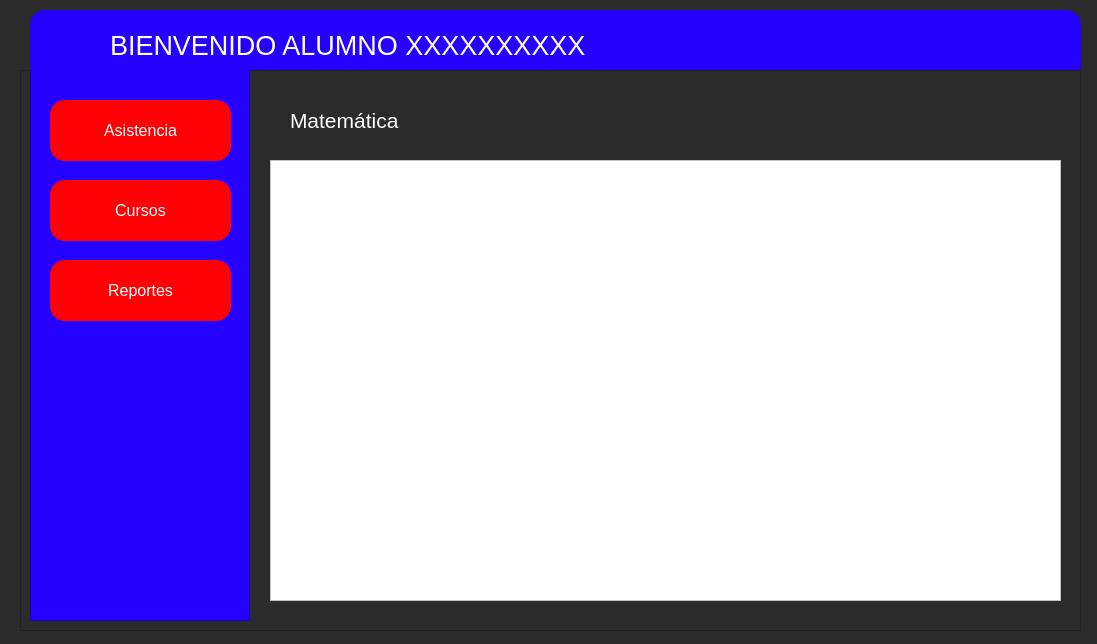
Qt form entrar.ui (Giavic/Taller_de_software_TF) before a commit.
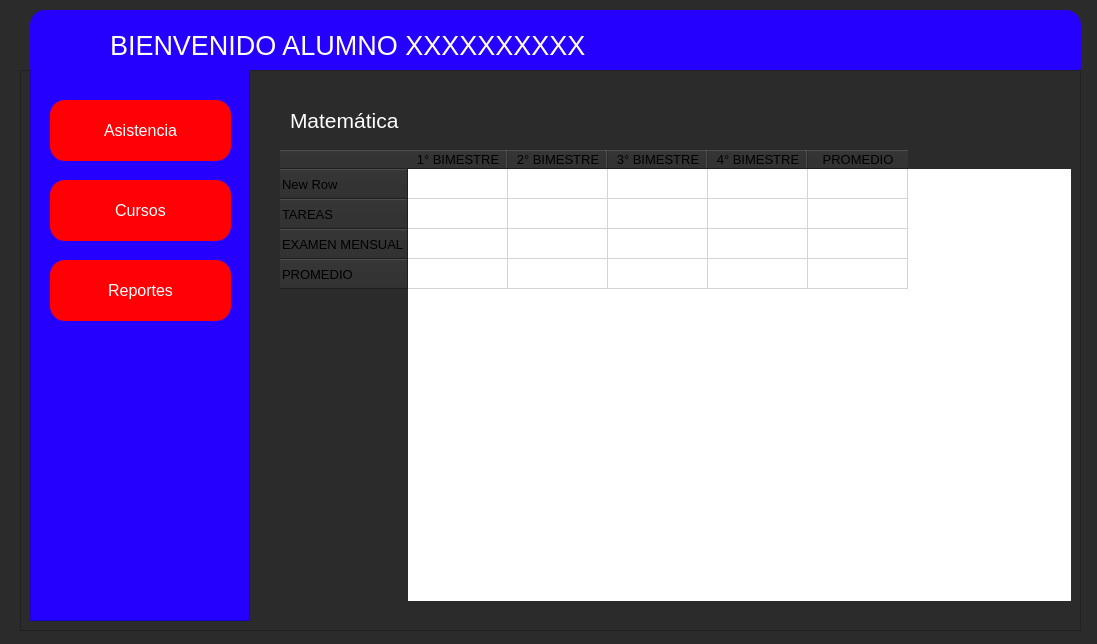
The same form after that commit. The open tabs and pages were chosen to show the change. Icons and pictures are not drawn.

Commit message: actualización interfaz xd

The edit to the form file:
```diff
--- a/entrar.ui
+++ b/entrar.ui
@@ -455,12 +455,61 @@
       <widget class="QTableWidget" name="tableWidget_3">
        <property name="geometry">
         <rect>
-         <x>30</x>
-         <y>90</y>
+         <x>40</x>
+         <y>80</y>
          <width>791</width>
-         <height>441</height>
+         <height>451</height>
         </rect>
        </property>
+       <property name="styleSheet">
+        <string notr="true">font:10pt;
+border:rgb(0, 0, 0);</string>
+       </property>
+       <row>
+        <property name="text">
+         <string>New Row</string>
+        </property>
+       </row>
+       <row>
+        <property name="text">
+         <string>TAREAS</string>
+        </property>
+       </row>
+       <row>
+        <property name="text">
+         <string>EXAMEN MENSUAL</string>
+        </property>
+       </row>
+       <row>
+        <property name="text">
+         <string>PROMEDIO</string>
+        </property>
+       </row>
+       <column>
+        <property name="text">
+         <string>1° BIMESTRE</string>
+        </property>
+       </column>
+       <column>
+        <property name="text">
+         <string>2° BIMESTRE</string>
+        </property>
+       </column>
+       <column>
+        <property name="text">
+         <string>3° BIMESTRE</string>
+        </property>
+       </column>
+       <column>
+        <property name="text">
+         <string>4° BIMESTRE</string>
+        </property>
+       </column>
+       <column>
+        <property name="text">
+         <string>PROMEDIO</string>
+        </property>
+       </column>
       </widget>
       <widget class="QLabel" name="label_4">
        <property name="geometry">
```
Left out of the diff: 15 changed lines with no effect on the pictures. The commit also changes 2 other files.
